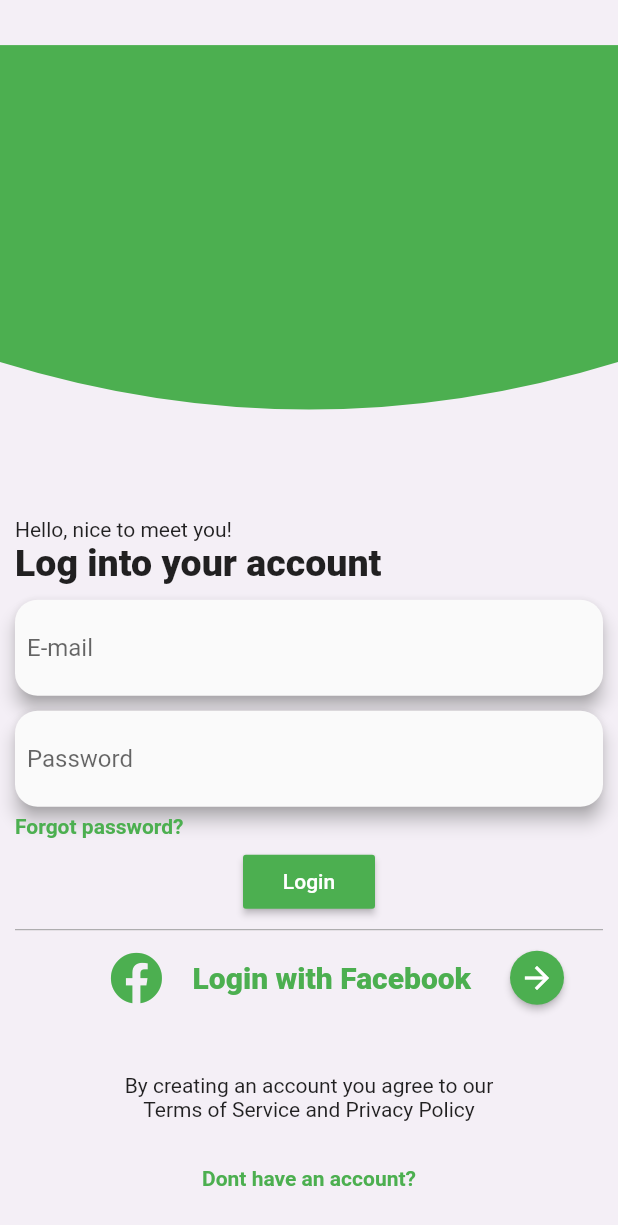
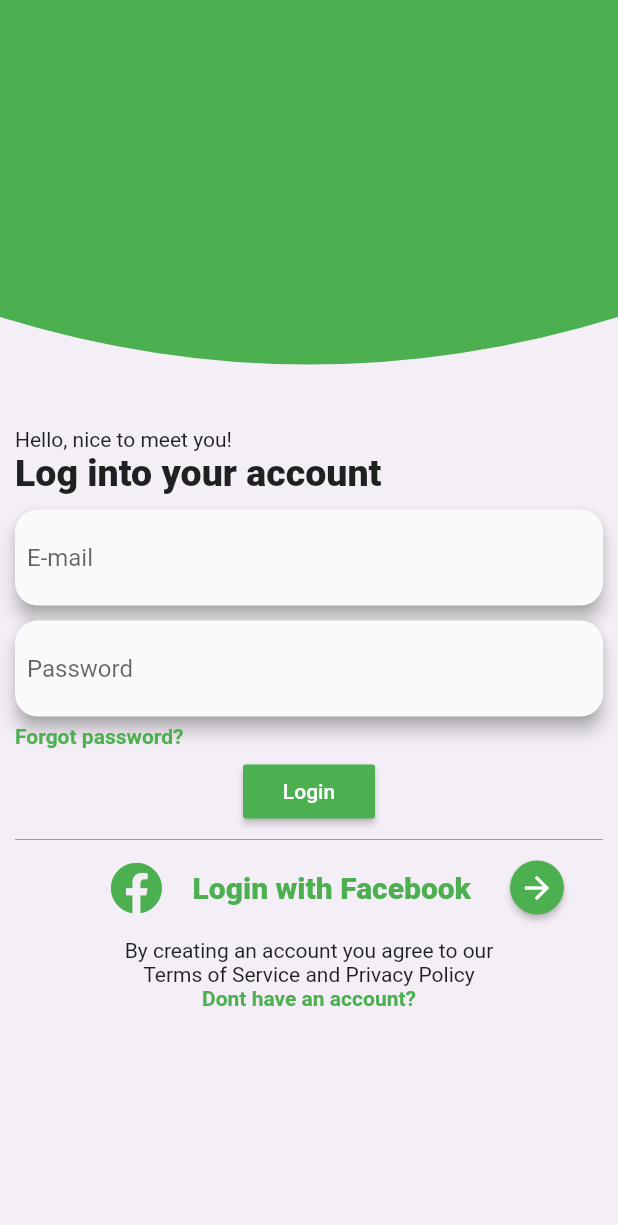
Before and after one commit to Kshitij-25/Template, a Flutter app: the screen it shows after launch, after a tap on "Already have an account? Sign in", on a phone screen of 412 x 824 dp. Shown: the top 1225 px of the screen. Run offline on Flutter 3.47's test engine with Material 2 defaults, Android fonts, the phone set to English and light mode, and no system bars; our stand-ins replace font_awesome_flutter, image_picker.

Commit message:
new screen

```diff
--- a/lib/main.dart
+++ b/lib/main.dart
@@ -2,6 +2,7 @@ import 'package:flutter/material.dart';
 import 'package:musk_motor/screens/add_car.dart';
 import 'package:musk_motor/screens/sign_in.dart';
 import 'package:musk_motor/screens/sign_up.dart';
+import 'package:musk_motor/screens/weather.dart';
 
 void main() {
   runApp(MyApp());
@@ -16,6 +17,7 @@ class MyApp extends StatelessWidget {
         SignIn.routeName: (ctx) => SignIn(),
         SignUp.routeName: (ctx) => SignUp(),
         AddCar.routeName: (ctx) => AddCar(),
+        Weather.routeName: (ctx) => Weather(),
       },
       home: SignUp(),
     );
--- a/lib/screens/sign_in.dart
+++ b/lib/screens/sign_in.dart
@@ -11,7 +11,8 @@ class SignIn extends StatelessWidget {
     return SafeArea(
       child: Scaffold(
         backgroundColor: Color(0xFFF4EFF6),
-        body: Column(
+        body: SingleChildScrollView(
+          child: Column(
             mainAxisAlignment: MainAxisAlignment.spaceEvenly,
             children: <Widget>[
               ClipPath(
@@ -32,7 +33,8 @@ class SignIn extends StatelessWidget {
                     Text('Hello, nice to meet you!'),
                     Text(
                       'Log into your account',
-                    style: TextStyle(fontSize: 25, fontWeight: FontWeight.w900),
+                      style:
+                          TextStyle(fontSize: 25, fontWeight: FontWeight.w900),
                     ),
                     SizedBox(
                       height: 10,
@@ -126,6 +128,7 @@ class SignIn extends StatelessWidget {
             ],
           ),
         ),
+      ),
     );
   }
 }
--- a/lib/screens/sign_up.dart
+++ b/lib/screens/sign_up.dart
@@ -10,7 +10,8 @@ class SignUp extends StatelessWidget {
     return SafeArea(
       child: Scaffold(
         backgroundColor: Color(0xFFF4EFF6),
-        body: Column(
+        body: SingleChildScrollView(
+          child: Column(
             mainAxisAlignment: MainAxisAlignment.spaceEvenly,
             children: <Widget>[
               ClipPath(
@@ -31,7 +32,8 @@ class SignUp extends StatelessWidget {
                     Text('Hello, nice to meet you!'),
                     Text(
                       'Create account',
-                    style: TextStyle(fontSize: 25, fontWeight: FontWeight.w900),
+                      style:
+                          TextStyle(fontSize: 25, fontWeight: FontWeight.w900),
                     ),
                     Row(
                       children: <Widget>[
@@ -141,6 +143,7 @@ class SignUp extends StatelessWidget {
             ],
           ),
         ),
+      ),
     );
   }
 }
```
Also changed, not shown: lib/screens/add_car.dart (+7 -2 lines), lib/screens/weather.dart (added, +11 -0 lines), 3 other files. Lines whose indentation alone changed are shown as unchanged.
